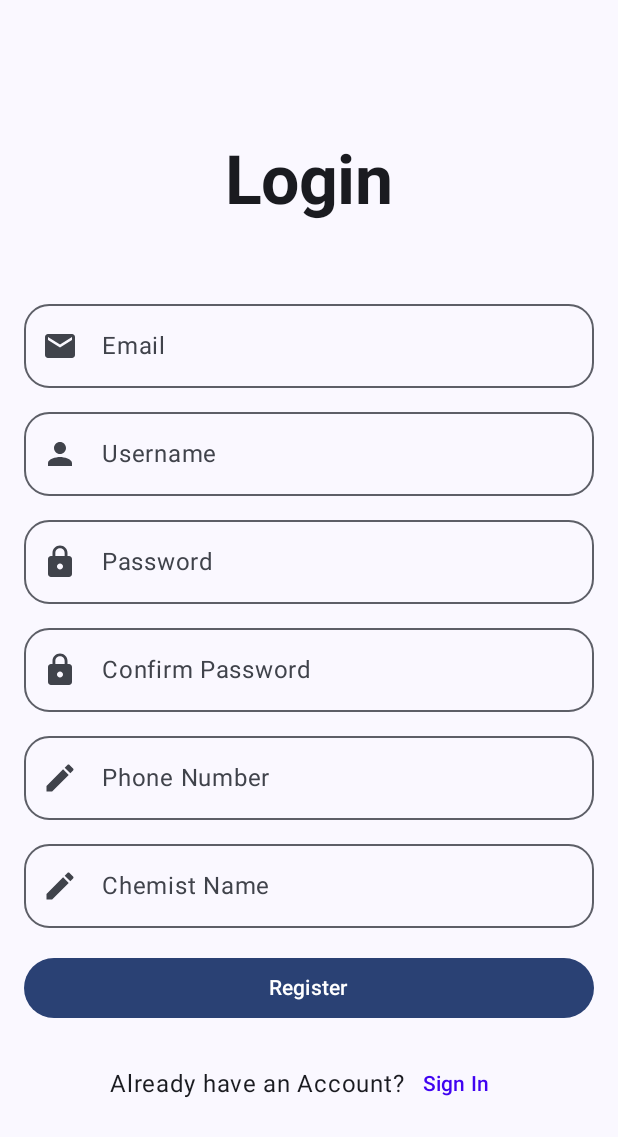
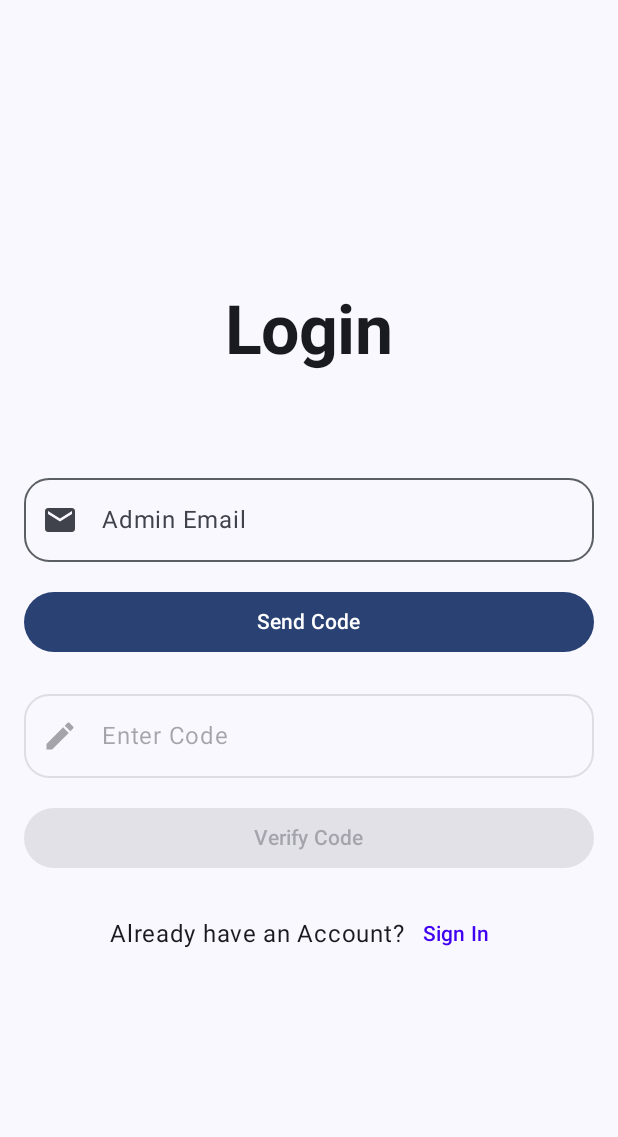
Before and after one commit to kinuthia-lawrence/ChemistPos, an Android app built with Jetpack Compose: the RegisterScreen screen opened through its navigation route, on a phone screen of 412 x 824 dp. Shown: the top 1137 px of the screen. Run offline under Robolectric (Android 15) with nearby library versions, the phone set to English and light mode, and no system bars; our stand-ins replace Dagger/Hilt's generated code, Room's generated code.

Commit message:
modified the  reset password and  register functionality

```diff
--- a/app/src/main/java/com/larrykin/chemistpos/authentication/presentation/ui/LoginScreen.kt
+++ b/app/src/main/java/com/larrykin/chemistpos/authentication/presentation/ui/LoginScreen.kt
@@ -131,7 +131,7 @@ fun LoginScreen(viewModel: LoginViewModel = hiltViewModel(), navController: NavC
         Spacer(modifier = Modifier.height(16.dp))
         CustomTextField(
             value = viewModel.username,
-            onValueChange = { viewModel.username = it },
+            onValueChange = { viewModel.username = it.trim() },
             labelText = "Username",
             leadingIcon = Icons.Default.Person,
             modifier = Modifier.fillMaxWidth(),
--- a/app/src/main/java/com/larrykin/chemistpos/authentication/presentation/ui/RegisterScreen.kt
+++ b/app/src/main/java/com/larrykin/chemistpos/authentication/presentation/ui/RegisterScreen.kt
@@ -14,6 +14,7 @@ import androidx.compose.material.icons.filled.Lock
 import androidx.compose.material.icons.filled.Person
 import androidx.compose.material3.*
 import androidx.compose.runtime.*
+import androidx.compose.runtime.saveable.rememberSaveable
 import androidx.compose.ui.Alignment
 import androidx.compose.ui.Modifier
 import androidx.compose.ui.draw.clip
@@ -32,16 +33,25 @@ import com.larrykin.chemistpos.core.naviagation.Screen
 
 @Composable
 fun RegisterScreen(viewModel: RegisterViewModel = hiltViewModel(), navController: NavController) {
-    var errorMessage by remember {
-        mutableStateOf("")
-    }
-    var showDialog by remember {
-        mutableStateOf(false)
-    }
+    var errorMessage by remember { mutableStateOf("") }
+    var showDialog by remember { mutableStateOf(false) }
+    var isCodeSent by remember { mutableStateOf(false) }
+    var isCodeVerified by remember { mutableStateOf(false) }
+    val adminEmailState = remember { mutableStateOf("") }
+    val codeState = remember { mutableStateOf("") }
+    val messageState = remember { mutableStateOf("") }
+    val (isRed, setIsRed) = rememberSaveable { mutableStateOf(false) }
+
+    //show dialog if user is created successfully
     if (showDialog) {
-        CustomAlertDialog(title = "Success", message = "User with email ${viewModel.email} created successfully", onDismiss = {
+        CustomAlertDialog(
+            title = "Success",
+            message = "User with email ${viewModel.email} created successfully",
+            onDismiss = {
                 showDialog = false
-        }, alertState = "success")
+            },
+            alertState = "success"
+        )
     }
 
     Column(
@@ -59,7 +69,22 @@ fun RegisterScreen(viewModel: RegisterViewModel = hiltViewModel(), navController
                 .align(alignment = Alignment.CenterHorizontally)
         )
         Spacer(modifier = Modifier.height(16.dp))
-        if(errorMessage.isNotEmpty()){
+        if (messageState.value.isNotBlank()) {
+            Box(
+                modifier = Modifier
+                    .fillMaxWidth()
+                    .clip(RoundedCornerShape(8.dp))
+                    .background(if (isRed) Color.Red else Color(0xFF014605))
+                    .padding(8.dp)
+            ) {
+                Text(
+                    text = messageState.value,
+                    color = Color.White,
+                )
+            }
+        }
+        Spacer(modifier = Modifier.height(16.dp))
+        if (errorMessage.isNotEmpty()) {
             Box(
                 modifier = Modifier
                     .fillMaxWidth()
@@ -74,10 +99,58 @@ fun RegisterScreen(viewModel: RegisterViewModel = hiltViewModel(), navController
             }
         }
         Spacer(modifier = Modifier.height(16.dp))
+        CustomTextField(
+            value = adminEmailState.value,
+            onValueChange = { adminEmailState.value = it.trim() },
+            labelText = "Admin Email",
+            leadingIcon = Icons.Default.Email,
+            modifier = Modifier.fillMaxWidth(),
+            enabled = !isCodeVerified && !isCodeSent
+        )
+        Spacer(modifier = Modifier.height(16.dp))
+        Button(
+            onClick = {
+                viewModel.generateAndSendCode(adminEmailState.value) { result ->
+                    messageState.value = result
+                    setIsRed(result.startsWith("Error"))
+                    if (result.startsWith("Code sent")) {
+                        isCodeSent = true
+                    }
+                }
+            },
+            modifier = Modifier.fillMaxWidth(),
+            enabled = !isCodeVerified && !isCodeSent
+        ) {
+            Text("Send Code")
+        }
+        Spacer(modifier = Modifier.height(16.dp))
+        CustomTextField(
+            value = codeState.value,
+            onValueChange = { codeState.value = it.trim() },
+            labelText = "Enter Code",
+            leadingIcon = Icons.Default.Edit,
+            modifier = Modifier.fillMaxWidth(),
+            enabled = !isCodeVerified && isCodeSent
+        )
+        Spacer(modifier = Modifier.height(16.dp))
+        Button(
+            onClick = {
+                viewModel.verifyCode(codeState.value) { isValid ->
+                    isCodeVerified = isValid
+                    messageState.value = if (isValid) "" else "Invalid code"
+                    setIsRed(!isValid)
+                }
+            },
+            modifier = Modifier.fillMaxWidth(),
+            enabled = !isCodeVerified && isCodeSent
+        ) {
+            Text("Verify Code")
+        }
 
+        if (isCodeVerified) {
             CustomTextField(
                 value = viewModel.email,
-            onValueChange = { viewModel.email = it },
+                onValueChange = { viewModel.email = it.trim() },
                 labelText = "Email",
                 modifier = Modifier.fillMaxWidth(),
                 leadingIcon = Icons.Default.Email,
@@ -88,7 +161,7 @@ fun RegisterScreen(viewModel: RegisterViewModel = hiltViewModel(), navController
 
             CustomTextField(
                 value = viewModel.username,
-            onValueChange = { viewModel.username = it },
+                onValueChange = { viewModel.username = it.trim() },
                 labelText = "Username",
                 modifier = Modifier.fillMaxWidth(),
                 leadingIcon = Icons.Default.Person,
@@ -124,7 +197,7 @@ fun RegisterScreen(viewModel: RegisterViewModel = hiltViewModel(), navController
 
             CustomTextField(
                 value = viewModel.phoneNumber,
-            onValueChange = { viewModel.phoneNumber = it },
+                onValueChange = { viewModel.phoneNumber = it.trim() },
                 labelText = "Phone Number",
                 modifier = Modifier.fillMaxWidth(),
                 leadingIcon = Icons.Default.Edit,
@@ -135,7 +208,7 @@ fun RegisterScreen(viewModel: RegisterViewModel = hiltViewModel(), navController
 
             CustomTextField(
                 value = viewModel.chemistName,
-            onValueChange = { viewModel.chemistName = it },
+                onValueChange = { viewModel.chemistName = it.trim() },
                 labelText = "Chemist Name",
                 modifier = Modifier.fillMaxWidth(),
                 leadingIcon = Icons.Default.Create,
@@ -148,12 +221,12 @@ fun RegisterScreen(viewModel: RegisterViewModel = hiltViewModel(), navController
             Button(
                 onClick = {
                     //check if fields are empty
-                if(viewModel.email.isEmpty() || viewModel.username.isEmpty() || viewModel.password.isEmpty() || viewModel.confirmPassword.isEmpty() || viewModel.phoneNumber.isEmpty() || viewModel.chemistName.isEmpty()){
+                    if (viewModel.email.isEmpty() || viewModel.username.isEmpty() || viewModel.password.isEmpty() || viewModel.confirmPassword.isEmpty() || viewModel.phoneNumber.isEmpty() || viewModel.chemistName.isEmpty()) {
                         errorMessage = "Please fill all fields"
                         return@Button
                     }
                     //check if password are similar
-                if(viewModel.password != viewModel.confirmPassword){
+                    if (viewModel.password != viewModel.confirmPassword) {
                         errorMessage = "Passwords do not match"
                         return@Button
                     }
@@ -164,9 +237,11 @@ fun RegisterScreen(viewModel: RegisterViewModel = hiltViewModel(), navController
                                 showDialog = true
                                 navController.popBackStack()
                             }
+
                             is RegisterResult.Error -> {
                                 errorMessage = result.message
                             }
+
                             is RegisterResult.UserExists -> {
                                 errorMessage = "User with this email already exists"
                             }
@@ -176,6 +251,7 @@ fun RegisterScreen(viewModel: RegisterViewModel = hiltViewModel(), navController
                 modifier = Modifier.fillMaxWidth()
             ) {
                 Text("Register")
+            }
         }
         Spacer(Modifier.height(itemSpacing))
         Row(
```
Also changed, not shown: app/src/main/java/com/larrykin/chemistpos/authentication/presentation/ui/ForgotPasswordScreen.kt (+5 -5 lines), app/src/main/java/com/larrykin/chemistpos/authentication/presentation/viewModels/ForgotPasswordViewModel.kt (+8 -12 lines), app/src/main/java/com/larrykin/chemistpos/authentication/presentation/viewModels/RegisterViewModel.kt (+12 -0 lines), app/src/main/java/com/larrykin/chemistpos/core/domain/CodeGenerator.kt (added, +30 -0 lines). Lines whose indentation alone changed are shown as unchanged.
